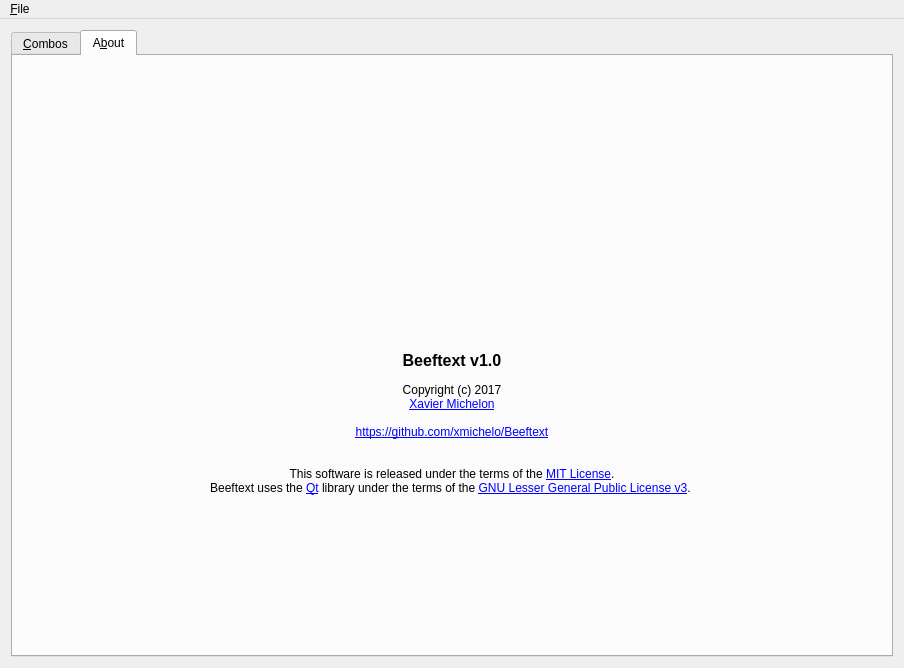
Old version of the form MainWindow.ui in the repository xmichelo/Beeftext.
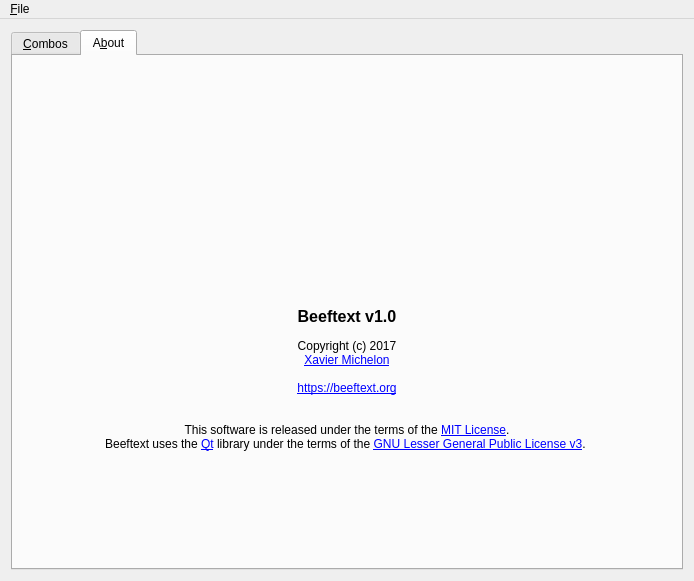
New version of the form. The open tabs and pages were chosen to show the change. Icons and pictures are not drawn. Custom widgets are drawn as their Qt base class.

Commit message: Fixed missing logo in the 'About' screen. Fixes #4.

```diff
--- a/MainWindow.ui
+++ b/MainWindow.ui
@@ -6,8 +6,8 @@
    <rect>
     <x>0</x>
     <y>0</y>
-    <width>904</width>
-    <height>668</height>
+    <width>694</width>
+    <height>581</height>
    </rect>
   </property>
   <property name="windowTitle">
@@ -101,7 +101,7 @@
         <item row="2" column="0" colspan="3">
          <widget class="QLabel" name="labelText">
           <property name="text">
-           <string>&lt;html&gt;&lt;head/&gt;&lt;body&gt;&lt;p align=&quot;center&quot;&gt;&lt;br/&gt;&lt;/p&gt;&lt;p align=&quot;center&quot;&gt;&lt;span style=&quot; font-size:12pt; font-weight:600;&quot;&gt;Beeftext v1.0&lt;/span&gt;&lt;br/&gt;&lt;br/&gt;Copyright (c) 2017&lt;br/&gt;&lt;a href=&quot;https://x-mi.com&quot;&gt;&lt;span style=&quot; text-decoration: underline; color:#0000ff;&quot;&gt;Xavier Michelon&lt;br/&gt;&lt;/span&gt;&lt;/a&gt;&lt;br/&gt;&lt;a href=&quot;https://github.com/xmichelo/Beeftext&quot;&gt;&lt;span style=&quot; text-decoration: underline; color:#0000ff;&quot;&gt;https://github.com/xmichelo/Beeftext&lt;/span&gt;&lt;/a&gt;&lt;br/&gt;&lt;br/&gt;&lt;br/&gt;This software is released under the terms of the &lt;a href=&quot;https://en.wikipedia.org/wiki/MIT_License&quot;&gt;&lt;span style=&quot; text-decoration: underline; color:#0000ff;&quot;&gt;MIT License&lt;/span&gt;&lt;/a&gt;.&lt;br/&gt;Beeftext uses the &lt;a href=&quot;https://www.qt.io/&quot;&gt;&lt;span style=&quot; text-decoration: underline; color:#0000ff;&quot;&gt;Qt&lt;/span&gt;&lt;/a&gt; library under the terms of the &lt;a href=&quot;https://www.gnu.org/licenses/lgpl-3.0.txt&quot;&gt;&lt;span style=&quot; text-decoration: underline; color:#0000ff;&quot;&gt;GNU Lesser General Public License v3&lt;/span&gt;&lt;/a&gt;. &lt;/p&gt;&lt;p align=&quot;center&quot;&gt;&lt;br/&gt;&lt;/p&gt;&lt;/body&gt;&lt;/html&gt;</string>
+           <string>&lt;html&gt;&lt;head/&gt;&lt;body&gt;&lt;p align=&quot;center&quot;&gt;&lt;br/&gt;&lt;/p&gt;&lt;p align=&quot;center&quot;&gt;&lt;span style=&quot; font-size:12pt; font-weight:600;&quot;&gt;Beeftext v1.0&lt;/span&gt;&lt;br/&gt;&lt;br/&gt;Copyright (c) 2017&lt;br/&gt;&lt;a href=&quot;https://x-mi.com&quot;&gt;&lt;span style=&quot; text-decoration: underline; color:#0000ff;&quot;&gt;Xavier Michelon&lt;br/&gt;&lt;/span&gt;&lt;/a&gt;&lt;br/&gt;&lt;a href=&quot;https://beeftext.org&quot;&gt;&lt;span style=&quot; text-decoration: underline; color:#0000ff;&quot;&gt;https://beeftext.org&lt;/span&gt;&lt;/a&gt;&lt;br/&gt;&lt;br/&gt;&lt;br/&gt;This software is released under the terms of the &lt;a href=&quot;https://en.wikipedia.org/wiki/MIT_License&quot;&gt;&lt;span style=&quot; text-decoration: underline; color:#0000ff;&quot;&gt;MIT License&lt;/span&gt;&lt;/a&gt;.&lt;br/&gt;Beeftext uses the &lt;a href=&quot;https://www.qt.io/&quot;&gt;&lt;span style=&quot; text-decoration: underline; color:#0000ff;&quot;&gt;Qt&lt;/span&gt;&lt;/a&gt; library under the terms of the &lt;a href=&quot;https://www.gnu.org/licenses/lgpl-3.0.txt&quot;&gt;&lt;span style=&quot; text-decoration: underline; color:#0000ff;&quot;&gt;GNU Lesser General Public License v3&lt;/span&gt;&lt;/a&gt;. &lt;/p&gt;&lt;p align=&quot;center&quot;&gt;&lt;br/&gt;&lt;/p&gt;&lt;/body&gt;&lt;/html&gt;</string>
           </property>
           <property name="alignment">
            <set>Qt::AlignHCenter|Qt::AlignTop</set>
@@ -164,7 +164,7 @@
     <rect>
      <x>0</x>
      <y>0</y>
-     <width>904</width>
+     <width>694</width>
      <height>21</height>
     </rect>
    </property>
```
Left out of the diff: 4 changed lines with no effect on the pictures. The commit also changes 3 other files.
